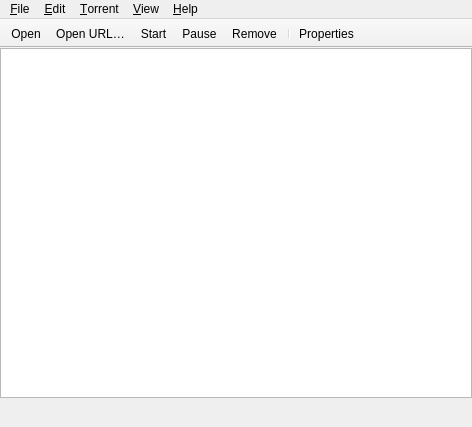
Qt form qt/MainWindow.ui (ksv1986/transmission) before a commit.
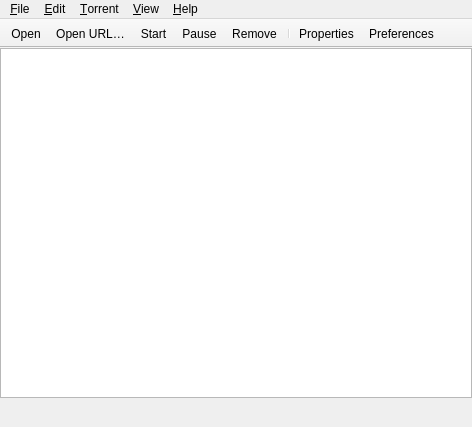
The same form after that commit. Icons and pictures are not drawn. Custom widgets are drawn as their Qt base class.

Commit message: Qt client: add Preferences button to toolbar

```diff
--- a/qt/MainWindow.ui
+++ b/qt/MainWindow.ui
@@ -325,6 +325,7 @@
    <addaction name="action_Remove"/>
    <addaction name="separator"/>
    <addaction name="action_Properties"/>
+   <addaction name="action_Preferences"/>
   </widget>
   <action name="action_OpenFile">
    <property name="text">
```
